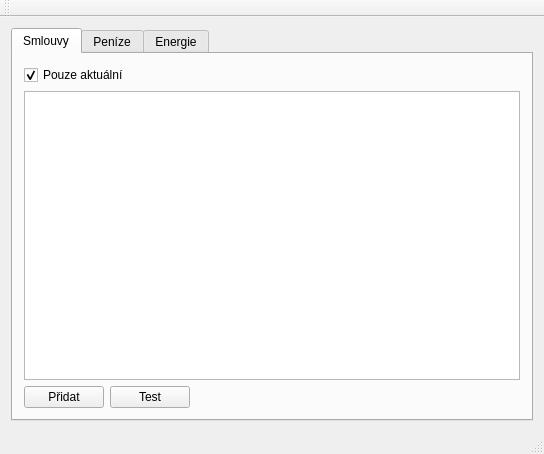
First picture: the form in mainwindow.ui, repository Tommekster/salut, before the edit.
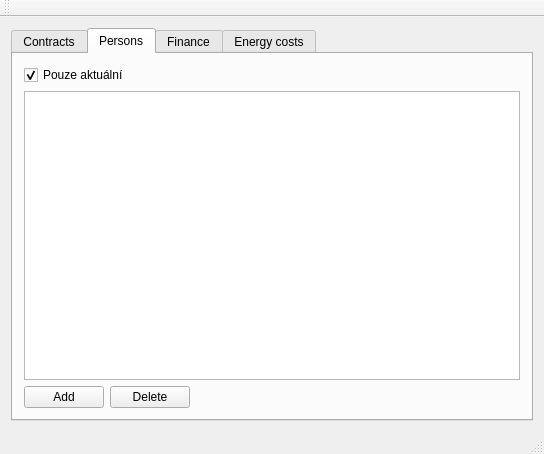
Second picture: the form after the edit. The open tabs and pages were chosen to show the change.

Commit message: Mám tabulku na smlouvy a na osoby. Můžu smlouvy/osoby přidávat/editovat, chybí uložit editaci. Ještě nemůžu mazat. Volá se jiná metoda selectFromContracts,selectFromPersons ... ptal jsem se Marka

Diff of the .ui file:
```diff
--- a/mainwindow.ui
+++ b/mainwindow.ui
@@ -14,7 +14,7 @@
    <string>MainWindow</string>
   </property>
   <widget class="QWidget" name="centralWidget">
-   <layout class="QHBoxLayout" name="horizontalLayout">
+   <layout class="QVBoxLayout" name="verticalLayout_3">
     <item>
      <widget class="QTabWidget" name="tabWidget">
       <property name="currentIndex">
@@ -22,7 +22,7 @@
       </property>
       <widget class="QWidget" name="tab">
        <attribute name="title">
-        <string>Smlouvy</string>
+        <string>Contracts</string>
        </attribute>
        <layout class="QVBoxLayout" name="verticalLayout">
         <item>
@@ -43,14 +43,24 @@
           <item>
            <widget class="QPushButton" name="pushButton">
             <property name="text">
-             <string>Přidat</string>
+             <string>Add</string>
             </property>
            </widget>
           </item>
           <item>
            <widget class="QPushButton" name="pushButton_3">
+            <property name="enabled">
+             <bool>false</bool>
+            </property>
             <property name="text">
-             <string>Test</string>
+             <string>Print</string>
+            </property>
+           </widget>
+          </item>
+          <item>
+           <widget class="QPushButton" name="btnDeleteContract">
+            <property name="text">
+             <string>Delete</string>
             </property>
            </widget>
           </item>
@@ -71,9 +81,60 @@
         </item>
        </layout>
       </widget>
+      <widget class="QWidget" name="tab_4">
+       <attribute name="title">
+        <string>Persons</string>
+       </attribute>
+       <layout class="QVBoxLayout" name="verticalLayout_4">
+        <item>
+         <widget class="QCheckBox" name="checkBox_2">
+          <property name="text">
+           <string>Pouze aktuální</string>
+          </property>
+          <property name="checked">
+           <bool>true</bool>
+          </property>
+         </widget>
+        </item>
+        <item>
+         <widget class="QTableView" name="tableView_2"/>
+        </item>
+        <item>
+         <layout class="QHBoxLayout" name="horizontalLayout">
+          <item>
+           <widget class="QPushButton" name="btnAddPerson">
+            <property name="text">
+             <string>Add</string>
+            </property>
+           </widget>
+          </item>
+          <item>
+           <widget class="QPushButton" name="btnDeletePerson">
+            <property name="text">
+             <string>Delete</string>
+            </property>
+           </widget>
+          </item>
+          <item>
+           <spacer name="horizontalSpacer_3">
+            <property name="orientation">
+             <enum>Qt::Horizontal</enum>
+            </property>
+            <property name="sizeHint" stdset="0">
+             <size>
+              <width>40</width>
+              <height>20</height>
+             </size>
+            </property>
+           </spacer>
+          </item>
+         </layout>
+        </item>
+       </layout>
+      </widget>
       <widget class="QWidget" name="tab_2">
        <attribute name="title">
-        <string>Peníze</string>
+        <string>Finance</string>
        </attribute>
        <layout class="QVBoxLayout" name="verticalLayout_2">
         <item>
@@ -147,7 +208,7 @@
       </widget>
       <widget class="QWidget" name="tab_3">
        <attribute name="title">
-        <string>Energie</string>
+        <string>Energy costs</string>
        </attribute>
       </widget>
      </widget>
```
Left out of the diff: 9 changed lines with no effect on the pictures. The commit also changes 13 other files.
